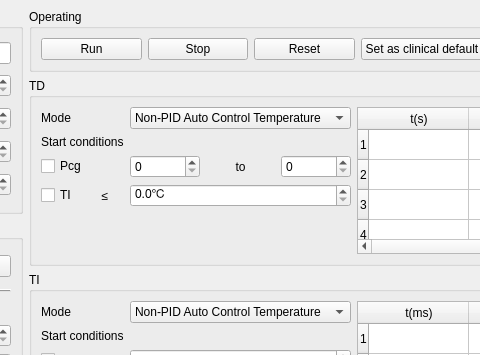
This is src/ChromXApp/cxatestparamset.ui in liyangfamily/ChromX as Qt 5 draws it before an edit; both pictures show x 272 to 752 and y 0 to 355 of the 1096 by 857 pixel window. The edited form follows.
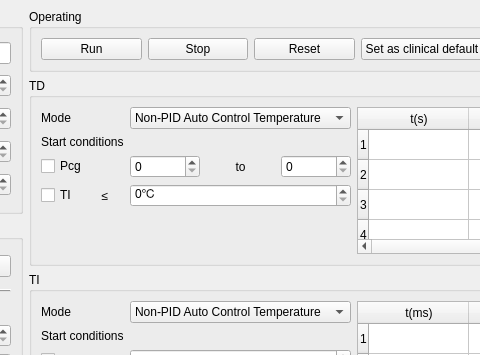
This is the edited form.

Patch:
```diff
--- a/src/ChromXApp/cxatestparamset.ui
+++ b/src/ChromXApp/cxatestparamset.ui
@@ -642,7 +642,10 @@
                  <string>℃</string>
                 </property>
                 <property name="decimals">
-                 <number>1</number>
+                 <number>0</number>
+                </property>
+                <property name="maximum">
+                 <double>500.000000000000000</double>
                 </property>
                </widget>
               </item>
```
Left out of the diff: 2 changed lines with no effect on the pictures.
